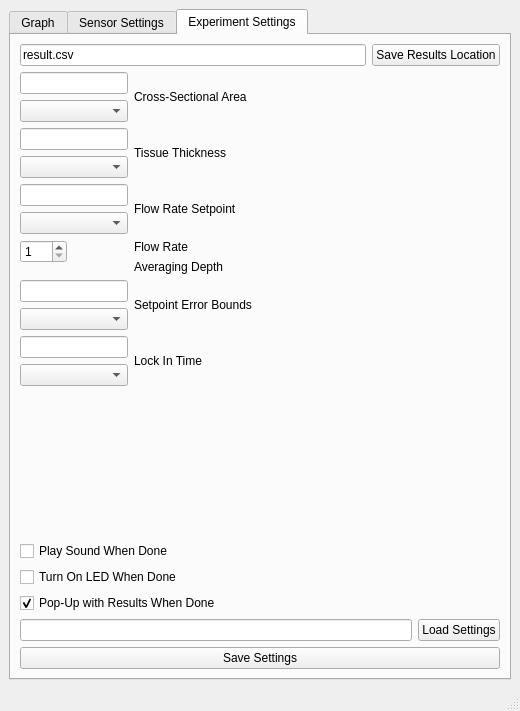
ljaworski88/flow_reader, file src/python/flow_reader.ui: the form before one commit.
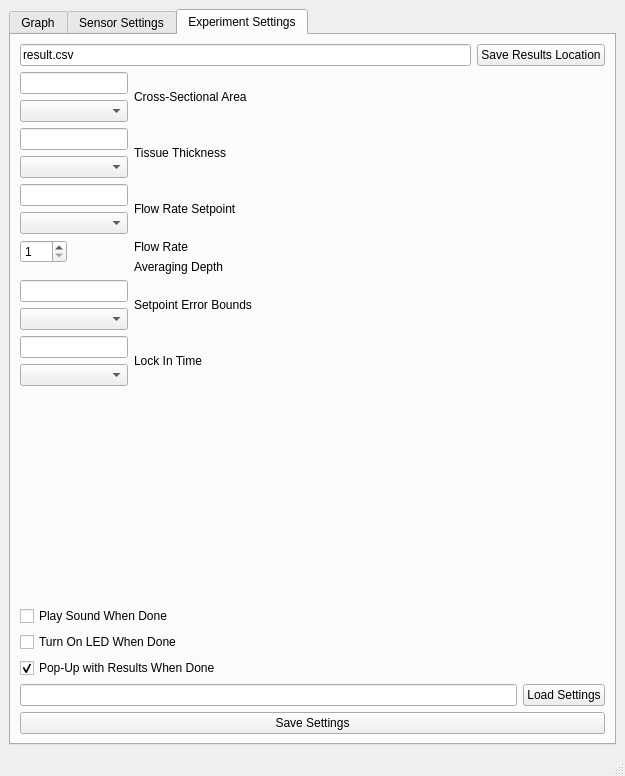
The form after the commit. The open tabs and pages were chosen to show the change. Custom widgets are drawn as their Qt base class.

Commit message: Fixed bad variable name

The edit to the form file:
```diff
--- a/src/python/flow_reader.ui
+++ b/src/python/flow_reader.ui
@@ -6,8 +6,8 @@
    <rect>
     <x>0</x>
     <y>0</y>
-    <width>520</width>
-    <height>711</height>
+    <width>625</width>
+    <height>776</height>
    </rect>
   </property>
   <property name="windowTitle">
```
Left out of the diff: 6 changed lines with no effect on the pictures. The commit also changes 1 other file.
